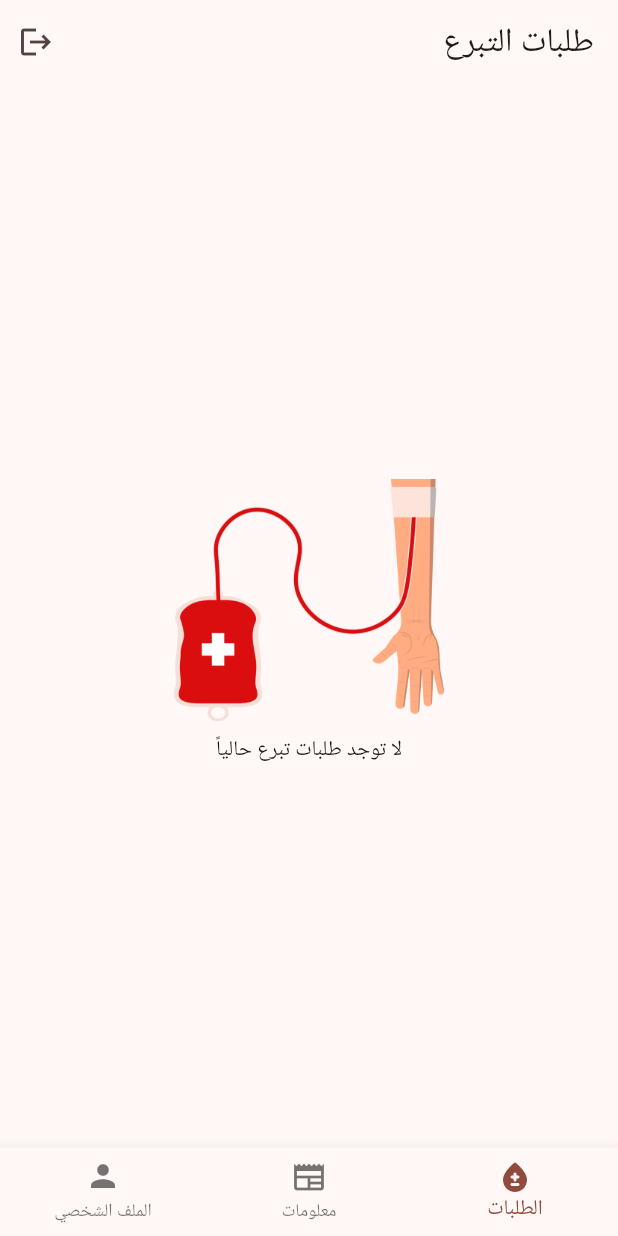
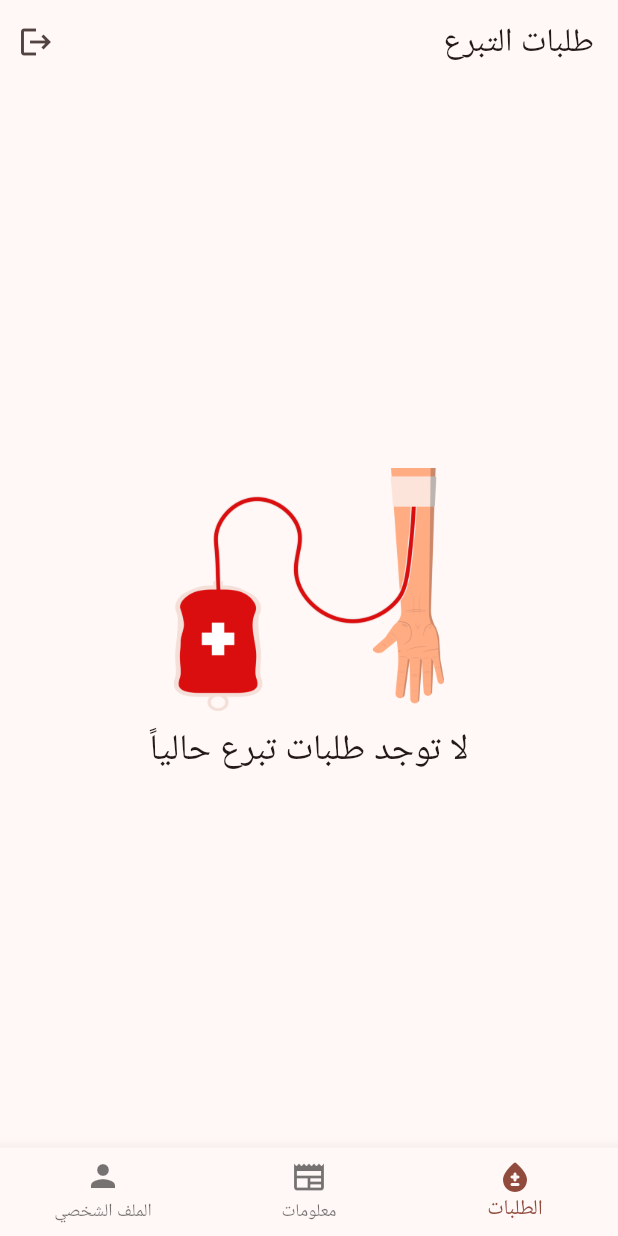
Before and after one commit to omer358/blood-donor-app, a Flutter app: the screen it shows once a user with an empty profile is signed in, on a phone screen of 412 x 824 dp. Run offline on Flutter 3.47's test engine with Material 3 defaults, Android fonts, the phone set to English and light mode, and no system bars; our stand-ins replace cloud_firestore, firebase_auth, firebase_core, flutter_local_notifications, flutter_svg, get and 2 more; accounts and stored records are empty.

Commit message:
update notifications emptystate text style

```diff
--- a/lib/presentation/screens/notifications.dart
+++ b/lib/presentation/screens/notifications.dart
@@ -88,7 +88,8 @@ class NotificationsScreen extends StatelessWidget {
             height: 180,
             width: 180,
           ),
-          Text('لا توجد طلبات تبرع حالياً')
+          Text('لا توجد طلبات تبرع حالياً',
+              style: TextStyle(fontWeight: FontWeight.w500, fontSize: 24))
         ],
       ),
     );
```
